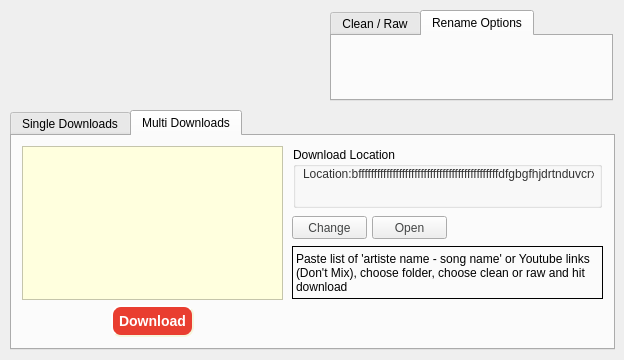
Old version of the form MainUiWindow.ui in the repository ktappdev/YTDownloader_PYQT5.
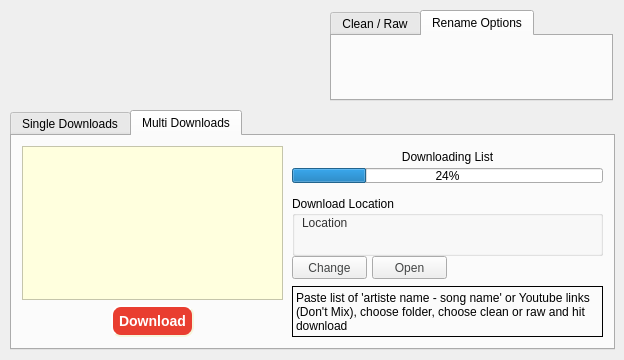
New version of the form. The open tabs and pages were chosen to show the change. Icons and pictures are not drawn.

Commit message: Stable on windows - about to attemp a new worker, wish me luck

```diff
--- a/MainUiWindow.ui
+++ b/MainUiWindow.ui
@@ -535,9 +535,9 @@
       <property name="geometry">
        <rect>
         <x>280</x>
-        <y>110</y>
+        <y>150</y>
         <width>311</width>
-        <height>53</height>
+        <height>51</height>
        </rect>
       </property>
       <property name="frameShape">
@@ -550,11 +550,58 @@
        <bool>true</bool>
       </property>
      </widget>
+     <widget class="QWidget" name="verticalLayoutWidget_2">
+      <property name="geometry">
+       <rect>
+        <x>280</x>
+        <y>10</y>
+        <width>311</width>
+        <height>42</height>
+       </rect>
+      </property>
+      <layout class="QVBoxLayout" name="verticalLayout_3">
+       <property name="spacing">
+        <number>1</number>
+       </property>
+       <item>
+        <widget class="QLabel" name="label_3">
+         <property name="maximumSize">
+          <size>
+           <width>16777215</width>
+           <height>15</height>
+          </size>
+         </property>
+         <property name="text">
+          <string>Downloading List</string>
+         </property>
+         <property name="alignment">
+          <set>Qt::AlignCenter</set>
+         </property>
+        </widget>
+       </item>
+       <item>
+        <widget class="QProgressBar" name="progressBar">
+         <property name="maximumSize">
+          <size>
+           <width>16777215</width>
+           <height>15</height>
+          </size>
+         </property>
+         <property name="value">
+          <number>24</number>
+         </property>
+         <property name="alignment">
+          <set>Qt::AlignCenter</set>
+         </property>
+        </widget>
+       </item>
+      </layout>
+     </widget>
      <widget class="QPushButton" name="change_location_button_multi">
       <property name="geometry">
        <rect>
         <x>280</x>
-        <y>80</y>
+        <y>120</y>
         <width>75</width>
         <height>23</height>
        </rect>
@@ -583,10 +630,10 @@
      <widget class="QGroupBox" name="groupBox_2">
       <property name="geometry">
        <rect>
-        <x>281</x>
-        <y>11</y>
-        <width>309</width>
-        <height>61</height>
+        <x>280</x>
+        <y>60</y>
+        <width>311</width>
+        <height>60</height>
        </rect>
       </property>
       <property name="title">
@@ -619,7 +666,7 @@
         <enum>QFrame::NoFrame</enum>
        </property>
        <property name="text">
-        <string>Location:bfffffffffffffffffffffffffffffffffffffffffffffdfgbgfhjdrtnduvcrxryxnutmntbfvdytvcdytdbubdtncfffffffdzbzbzbbzbfzbfdbzfbzfbzbzbzbbzfz</string>
+        <string>Location</string>
        </property>
        <property name="scaledContents">
         <bool>true</bool>
@@ -636,7 +683,7 @@
       <property name="geometry">
        <rect>
         <x>360</x>
-        <y>80</y>
+        <y>120</y>
         <width>75</width>
         <height>23</height>
        </rect>
```
Left out of the diff: 4 changed lines with no effect on the pictures. The commit also changes 1 other file.
